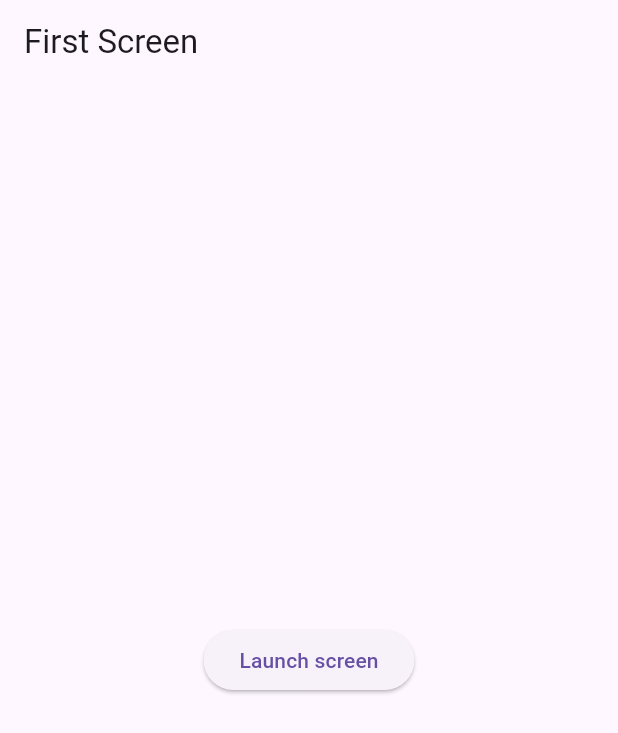
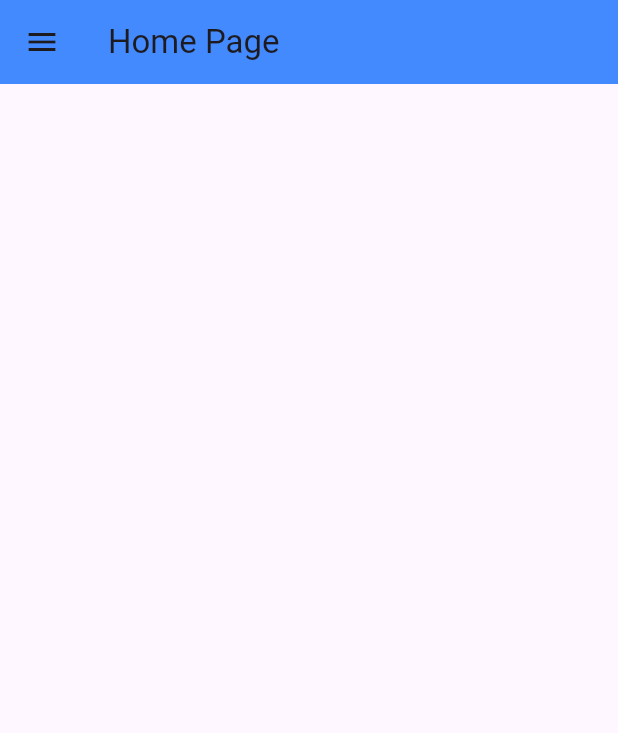
Before and after one commit to Kartikey2011yadav/flutter_ui, a Flutter app: the screen it shows after launch, on a phone screen of 412 x 824 dp. Shown: the top 733 px of the screen. Run offline on Flutter 3.47's test engine with Material 3 defaults, Android fonts, the phone set to English and light mode, and no system bars.

Commit message:
Navigation with drawer

```diff
--- a/lib/main.dart
+++ b/lib/main.dart
@@ -1,4 +1,5 @@
 import 'package:flutter/material.dart';
+import 'package:flutter_ui/navigation_home.dart';
 
 import 'routes.dart';
 import 'Page.dart';
@@ -17,7 +18,7 @@ import 'gesture.dart';
 import 'page_First.dart';
 
 void main() {
-  runApp(const Routes());
+  runApp(const NavigationEx());
 }
 
 class MyApp extends StatelessWidget {
--- /dev/null
+++ b/lib/navigation_home.dart
@@ -0,0 +1,70 @@
+import 'package:flutter/material.dart';
+import 'package:flutter_ui/navigation_profile.dart';
+import 'package:flutter_ui/navigation_settings.dart';
+
+class NavigationEx extends StatelessWidget {
+  const NavigationEx({super.key});
+
+  @override
+  Widget build(BuildContext context) {
+    return MaterialApp(
+      debugShowCheckedModeBanner: false,
+      routes: {
+        '/home': (context) => const NavigationHome(),
+        '/settings': (context) => const NavigationSettings(),
+        '/profile' : (context) => const NavigationProfile(),
+      },
+      home: const NavigationHome(),
+    );
+  }
+}
+
+class NavigationHome extends StatelessWidget {
+  const NavigationHome({super.key});
+
+  @override
+  Widget build(BuildContext context) {
+    return Scaffold(
+        appBar: AppBar(
+          title: const Text("Home Page"),
+          backgroundColor: Colors.blueAccent,
+        ),
+        drawer: Drawer(
+          backgroundColor: Colors.purpleAccent[50],
+          child: Column(
+            children: [
+              const DrawerHeader(
+                  child: Icon(
+                Icons.home,
+                size: 48,
+              )),
+              ListTile(
+                leading: const Icon(Icons.home),
+                title: const Text("H O M E"),
+                onTap: () {
+                  Navigator.pop(context);
+                  // Navigator.pushNamed(context, '/home');
+                },
+              ),
+              ListTile(
+                leading: const Icon(Icons.person),
+                title: const Text("P R O F I L E"),
+                onTap: () {
+                  Navigator.pop(context);
+                  Navigator.pushNamed(context, '/profile');
+                },
+              ),
+              ListTile(
+                leading: const Icon(Icons.settings),
+                title: const Text("S E T T I N G S"),
+                onTap: () {
+                  Navigator.pop(context);
+                  Navigator.pushNamed(context, '/settings');
+                },
+              ),
+            ],
+          ),
+        )
+    );
+  }
+}
```
Also changed, not shown: lib/navigation_profile.dart (added, +51 -0 lines), lib/navigation_settings.dart (added, +54 -0 lines).
